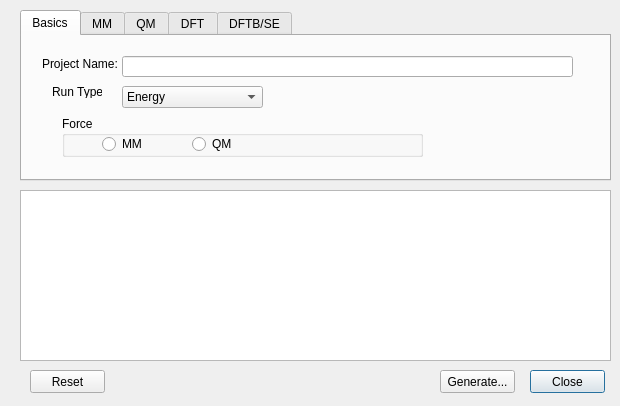
Before: the Qt Designer form cp2k/cp2kinputdialog.ui in brhr-iwao/libavogadro1cp2k, drawn with Qt 5.
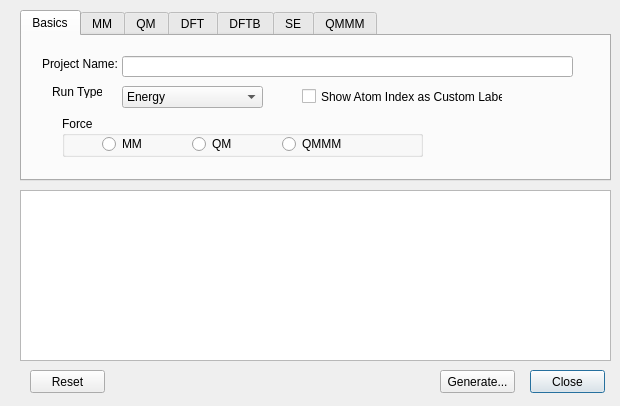
After: the same form once the commit is applied.

```diff
--- a/cp2k/cp2kinputdialog.ui
+++ b/cp2k/cp2kinputdialog.ui
@@ -175,6 +175,32 @@
        <string>QM</string>
       </property>
      </widget>
+     <widget class="QRadioButton" name="qmmmRadioButton">
+      <property name="geometry">
+       <rect>
+        <x>220</x>
+        <y>20</y>
+        <width>86</width>
+        <height>16</height>
+       </rect>
+      </property>
+      <property name="text">
+       <string>QMMM</string>
+      </property>
+     </widget>
+    </widget>
+    <widget class="QCheckBox" name="showAtomUidCheck">
+     <property name="geometry">
+      <rect>
+       <x>280</x>
+       <y>50</y>
+       <width>201</width>
+       <height>21</height>
+      </rect>
+     </property>
+     <property name="text">
+      <string>Show Atom Index as Custom Label</string>
+     </property>
     </widget>
    </widget>
    <widget class="QWidget" name="mmTab">
@@ -518,7 +544,26 @@
    </widget>
    <widget class="QWidget" name="dftbSeTab">
     <attribute name="title">
-     <string>DFTB/SE</string>
+     <string>DFTB</string>
+    </attribute>
+    <attribute name="toolTip">
+     <string>Density Functional Tight Binding Method Calculation Settings</string>
+    </attribute>
+   </widget>
+   <widget class="QWidget" name="seTab">
+    <attribute name="title">
+     <string>SE</string>
+    </attribute>
+    <attribute name="toolTip">
+     <string>Semiemperical Method Calculation Settings</string>
+    </attribute>
+   </widget>
+   <widget class="QWidget" name="qmmmTab">
+    <attribute name="title">
+     <string>QMMM</string>
+    </attribute>
+    <attribute name="toolTip">
+     <string>Quntum Mechanics/Molecular Mechanics Calculation Settings</string>
     </attribute>
    </widget>
   </widget>
```
Left out of the diff: 17 changed lines with no effect on the pictures.
